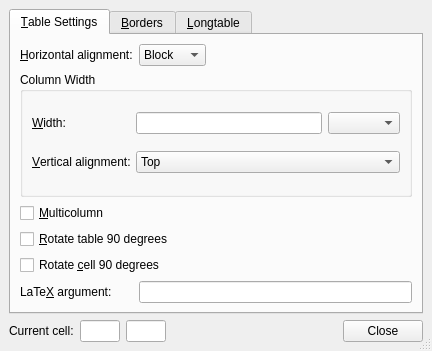
Above: src/frontends/qt4/ui/QTabularUi.ui from cburschka/lyx before the change. Below: the same form after it.
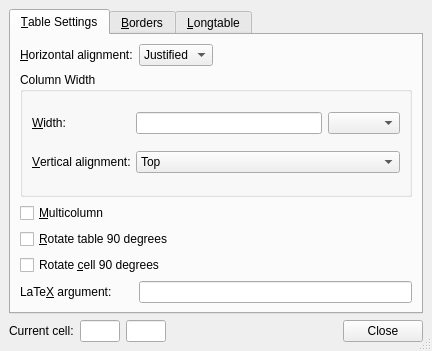
That is the form after the change. Custom widgets are drawn as their Qt base class.

Commit message: * src/frontends/qt4/ui/QTabularUi.ui: 	* src/frontends/qt4/QTabular.C: change "Block" to "Justified" 	to avoid translation clash and to align with paragraph settings

```diff
--- a/src/frontends/qt4/ui/QTabularUi.ui
+++ b/src/frontends/qt4/ui/QTabularUi.ui
@@ -137,7 +137,7 @@
          </property>
          <item>
           <property name="text" >
-           <string>Block</string>
+           <string>Justified</string>
           </property>
          </item>
          <item>
```
The commit also changes 1 other file.
